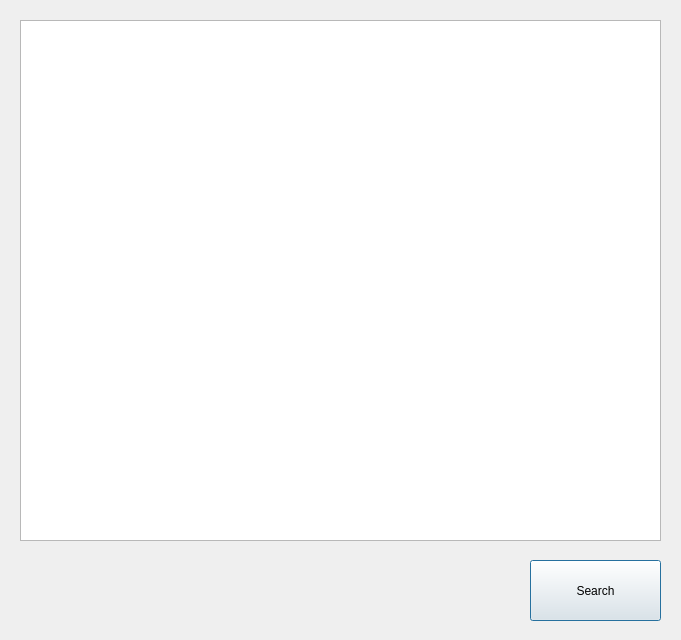
Above: UI/ui_folder/Report_List.ui from 723poil/CIMS_project before the change. Below: the same form after it.
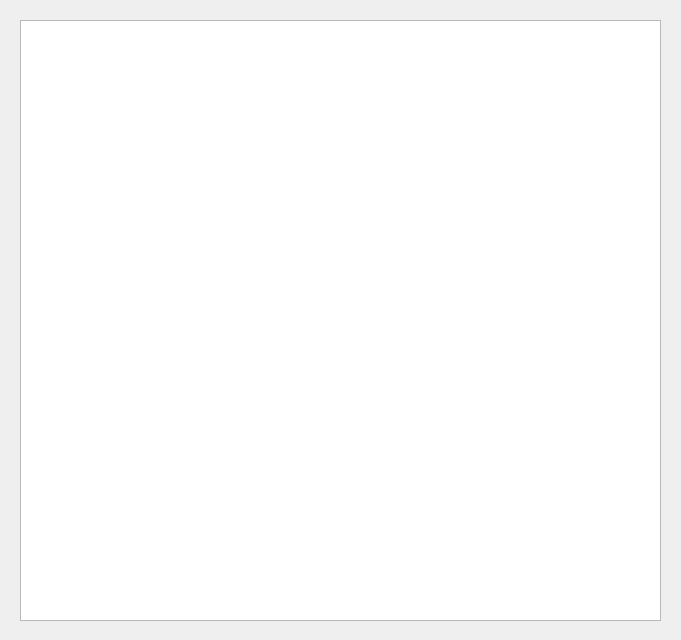
That is the form after the change.

What changed in the file:
```diff
--- a/UI/ui_folder/Report_List.ui
+++ b/UI/ui_folder/Report_List.ui
@@ -13,26 +13,13 @@
   <property name="windowTitle">
    <string>ReportList</string>
   </property>
-  <widget class="QPushButton" name="SearchButton">
-   <property name="geometry">
-    <rect>
-     <x>530</x>
-     <y>560</y>
-     <width>131</width>
-     <height>61</height>
-    </rect>
-   </property>
-   <property name="text">
-    <string>Search</string>
-   </property>
-  </widget>
   <widget class="QListWidget" name="listWidget">
    <property name="geometry">
     <rect>
      <x>20</x>
      <y>20</y>
      <width>641</width>
-     <height>521</height>
+     <height>601</height>
     </rect>
    </property>
    <property name="font">
```
